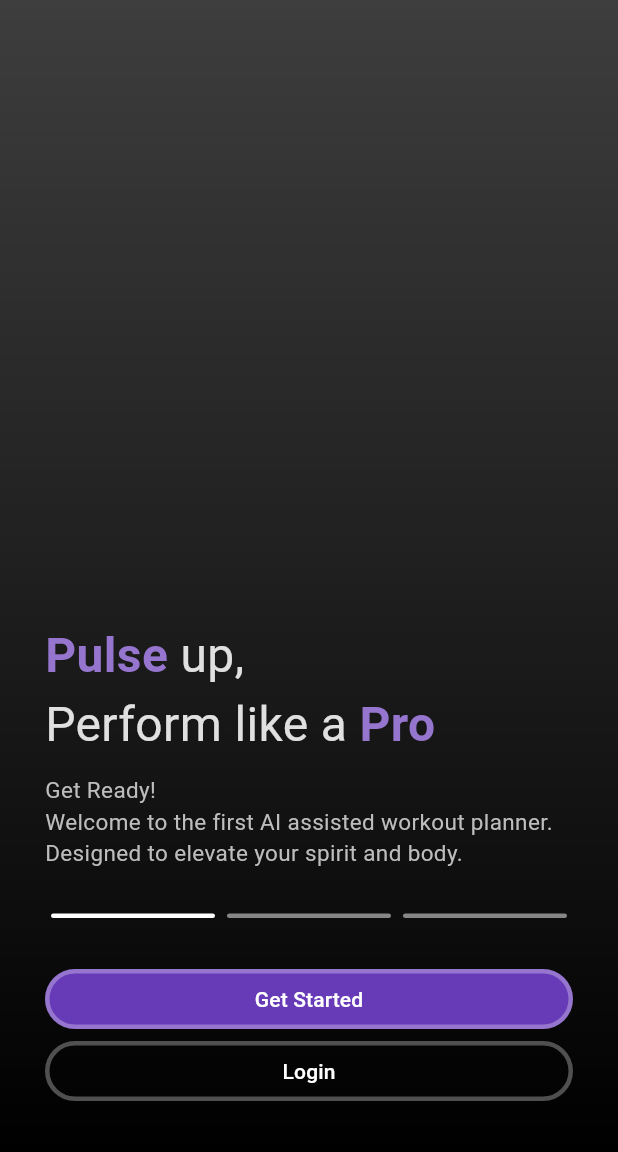
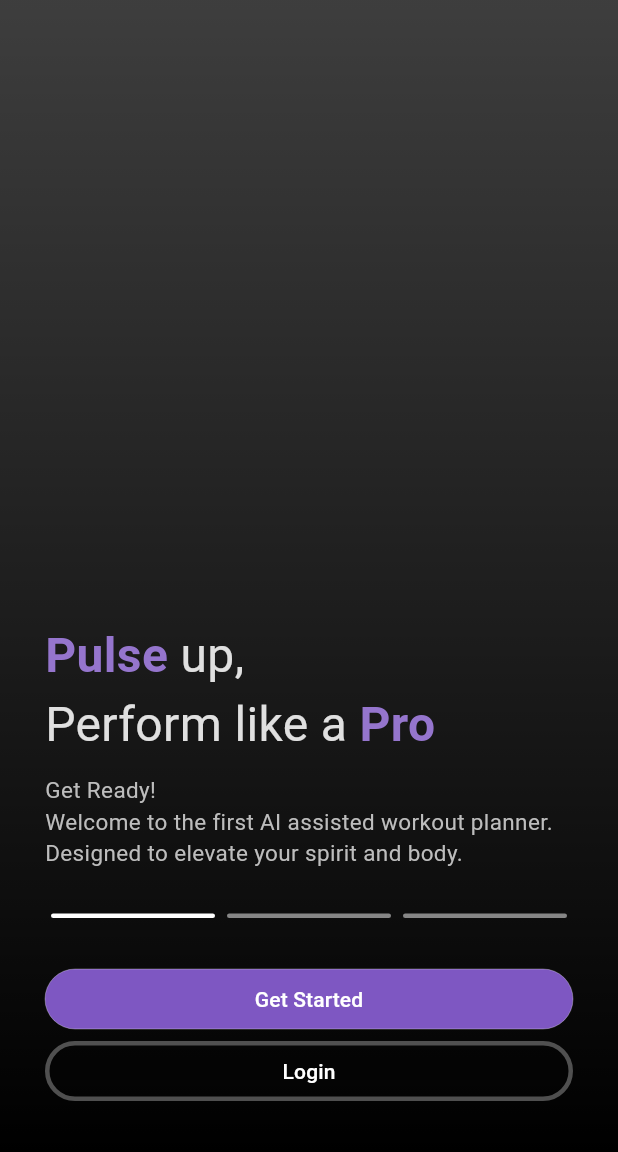
Before and after one commit to finn-olekahl/pulse_pro, a Flutter app: the screen it shows after launch, on a phone screen of 412 x 824 dp, the part 84-1236 px from its top. Run offline on Flutter 3.47's test engine with Material 3 defaults, Android fonts, the phone set to English and light mode, and no system bars; our stand-ins replace bloc, cloud_firestore, equatable, firebase_auth, firebase_core, firebase_storage and 8 more; missing offline and left inert: curved_gradient, firebase_cached_image; accounts and stored records are empty; project files that could hold a hidden picture were left out.

Commit message:
design tweaks login page

```diff
--- a/lib/features/login/view/login_view.dart
+++ b/lib/features/login/view/login_view.dart
@@ -445,10 +445,10 @@ class _LoginViewState extends State<LoginView>
                       children: [
                         OutlinedButton(
                           style: OutlinedButton.styleFrom(
-                            backgroundColor: Colors.deepPurple,
+                            backgroundColor: Colors.deepPurple.shade400,
                             foregroundColor: Colors.white,
                             side: BorderSide(
-                                color: Colors.white.withOpacity(0.3), width: 3),
+                                color: Colors.white.withOpacity(0.3), width: 0),
                             shape: RoundedRectangleBorder(
                               borderRadius: BorderRadius.circular(30),
                             ),
```
